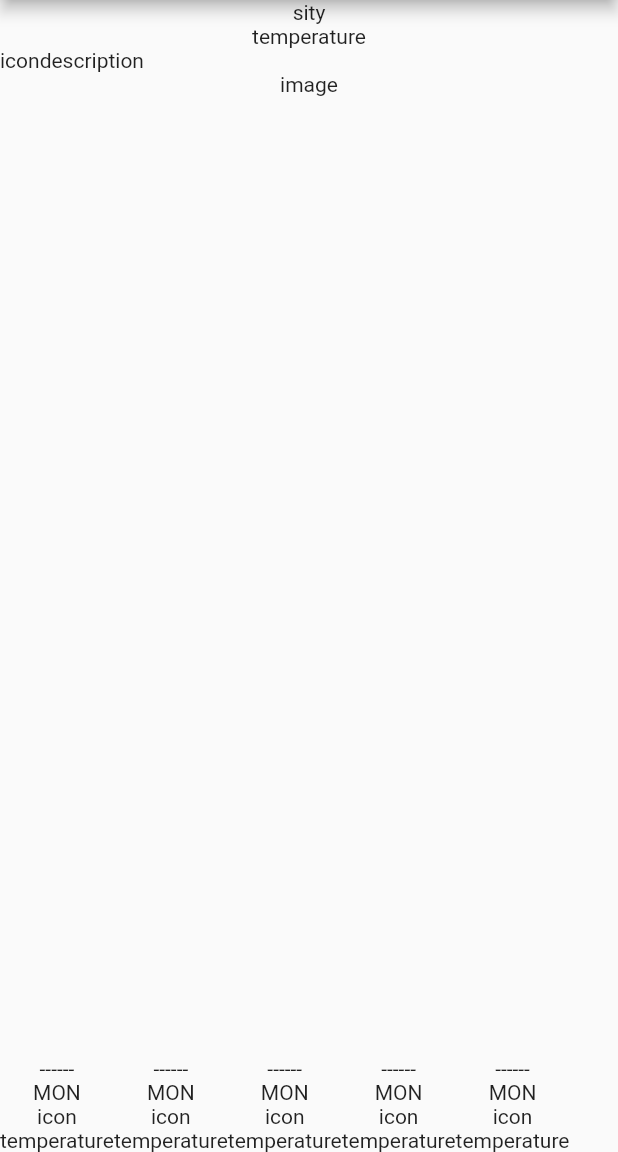
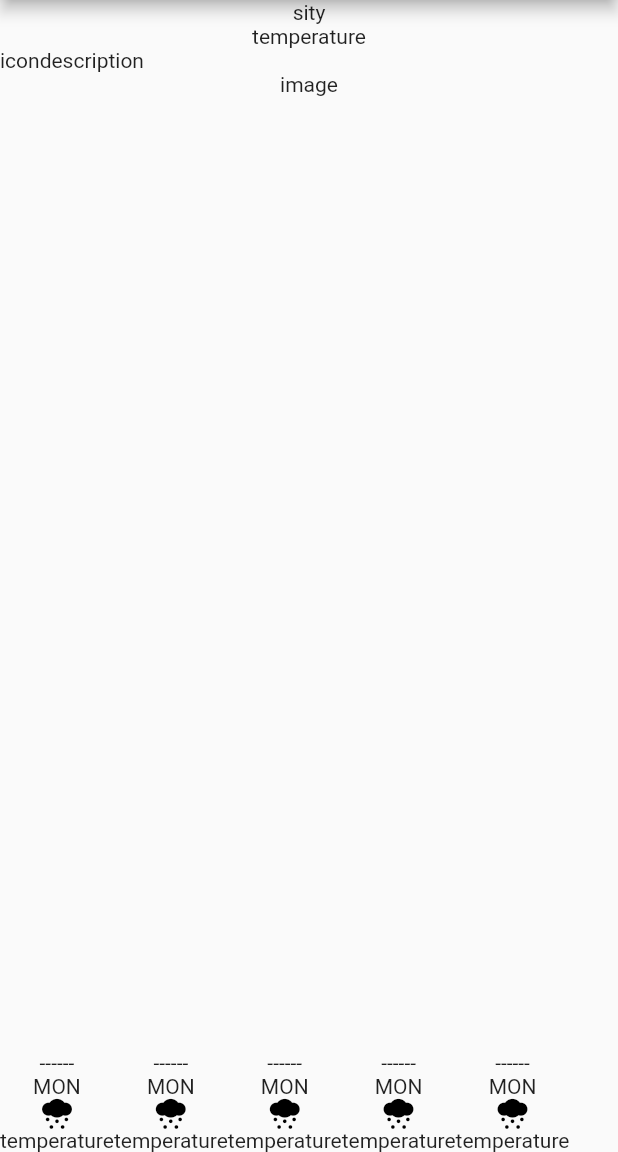
Before and after one commit to cjrsgu/weather_app, a Flutter app: the screen it shows after launch, on a phone screen of 412 x 824 dp, the part 84-1236 px from its top. Run offline on Flutter 3.47's test engine with Material 2 defaults, Android fonts, the phone set to English and light mode, and no system bars.

Commit message:
add weather icons

```diff
--- a/lib/screens/weather_detail/day_card.dart
+++ b/lib/screens/weather_detail/day_card.dart
@@ -7,7 +7,7 @@ class DayCard extends StatelessWidget {
       children: <Widget>[
         Text('------'),
         Text('MON'),
-        Text('icon'),
+        Icon(const IconData(0xe902, fontFamily: 'weather'), size: 20.0, color: Colors.black),
         Text('temperature'),
       ],
     );
```
Also changed, not shown: pubspec.yaml (+4 -11 lines), assets/fonts/weather.ttf (added), pubspec.lock.
